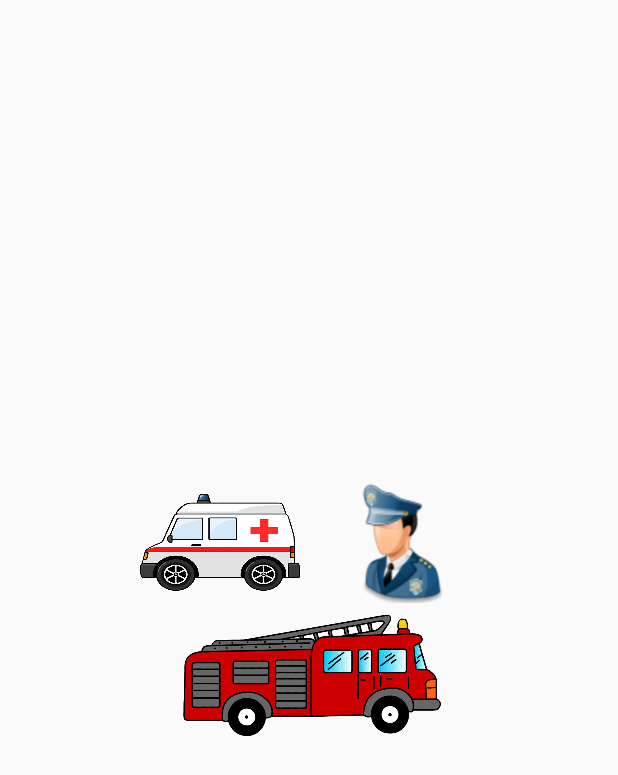
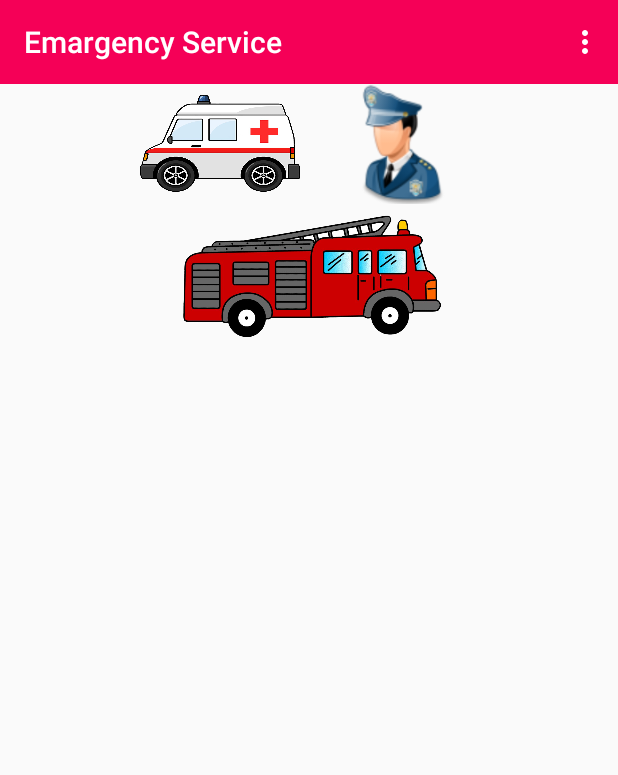
Before and after one commit to bdcosta07/EmergencyService, an Android app: the screen it shows after launch (MainActivity), on a phone screen of 412 x 824 dp. Shown: the top 775 px of the screen. Run offline under Robolectric (Android 15) with nearby library versions, the phone set to English and light mode, and no system bars.

Commit message:
Some more edit with material

```diff
--- a/app/src/main/java/com/kichukkhon/emergencyservice/Activity/MainActivity.java
+++ b/app/src/main/java/com/kichukkhon/emergencyservice/Activity/MainActivity.java
@@ -2,6 +2,7 @@ package com.kichukkhon.emergencyservice.Activity;
 
 import android.content.Intent;
 import android.os.Bundle;
+import android.support.v7.widget.Toolbar;
 import android.view.View;
 import android.widget.ImageView;
 
@@ -12,11 +13,17 @@ import com.kichukkhon.emergencyservice.R;
 public class MainActivity extends ESBaseActivity {
     ImageView imgAmbulance, imgFireService, imgPolice;
     SharedPreference preference;
+    private Toolbar mToolbar;
 
     @Override
     public void onCreate(Bundle savedInstanceState) {
         super.onCreate(savedInstanceState);
         setContentView(R.layout.activity_main);
+
+        mToolbar = (Toolbar) findViewById(R.id.toolbar);
+
+        setSupportActionBar(mToolbar);
+        getSupportActionBar().setDisplayShowHomeEnabled(true);
 
         imgAmbulance=(ImageView)findViewById(R.id.imgAmbulance);
         imgFireService=(ImageView)findViewById(R.id.imgFire);
--- a/app/src/main/res/layout/activity_admin.xml
+++ b/app/src/main/res/layout/activity_admin.xml
@@ -39,12 +39,12 @@
 
         <!-- Login Button -->
 
-        <android.support.v7.widget.AppCompatButton
+        <Button
             android:id="@+id/btnLogin"
             android:layout_width="fill_parent"
             android:layout_height="wrap_content"
             android:layout_marginTop="24dp"
             android:onClick="btnLogin"
             android:padding="12dp"
-            android:text="Login" />
+            android:text="Login"/>
 </LinearLayout>
--- a/app/src/main/res/layout/activity_main.xml
+++ b/app/src/main/res/layout/activity_main.xml
@@ -3,13 +3,19 @@
     xmlns:tools="http://schemas.android.com/tools"
     android:layout_width="match_parent"
     android:layout_height="match_parent"
-    android:paddingBottom="@dimen/activity_vertical_margin"
-    android:paddingLeft="@dimen/activity_horizontal_margin"
-    android:paddingRight="@dimen/activity_horizontal_margin"
-    android:paddingTop="@dimen/activity_vertical_margin"
     android:orientation="vertical"
-    android:gravity="center"
     tools:context=".Activity.MainActivity">
+
+    <LinearLayout
+        android:layout_width="fill_parent"
+        android:layout_height="wrap_content"
+        android:layout_alignParentTop="true"
+        android:orientation="vertical">
+
+        <include
+            android:id="@+id/toolbar"
+            layout="@layout/toolbar" />
+    </LinearLayout>
 
     <LinearLayout
         android:layout_width="match_parent"
--- /dev/null
+++ b/app/src/main/res/layout/toolbar.xml
@@ -0,0 +1,10 @@
+<?xml version="1.0" encoding="utf-8"?>
+<android.support.v7.widget.Toolbar xmlns:android="http://schemas.android.com/apk/res/android"
+    xmlns:local="http://schemas.android.com/apk/res-auto"
+    android:id="@+id/toolbar"
+    android:layout_width="match_parent"
+    android:layout_height="wrap_content"
+    android:minHeight="?attr/actionBarSize"
+    android:background="?attr/colorPrimary"
+    local:theme="@style/ThemeOverlay.AppCompat.Dark.ActionBar"
+    local:popupTheme="@style/ThemeOverlay.AppCompat.Light" />
--- a/app/src/main/res/menu/menu_option.xml
+++ b/app/src/main/res/menu/menu_option.xml
@@ -1,16 +1,25 @@
 <?xml version="1.0" encoding="utf-8"?>
-<menu xmlns:android="http://schemas.android.com/apk/res/android">
+<menu xmlns:android="http://schemas.android.com/apk/res/android"
+    xmlns:app="http://schemas.android.com/apk/res-auto">
     <!-- Single menu item
          Set id, icon and Title for each menu item
     -->
     <item android:id="@+id/menu_admin"
-        android:title="Admin" />
+        android:title="Admin"
+        android:orderInCategory="100"
+        app:showAsAction="never" />
     <item android:id="@+id/menu_logout"
-        android:title="Logout" />
+        android:title="Logout"
+        android:orderInCategory="100"
+        app:showAsAction="never" />
     <item android:id="@+id/menu_setting"
-        android:title="Setting" />
+        android:title="Setting"
+        android:orderInCategory="100"
+        app:showAsAction="never" />
     <item android:id="@+id/menu_home"
-        android:title="Home" />
+        android:title="Home"
+        android:orderInCategory="100"
+        app:showAsAction="never" />
 
 
 </menu>
--- a/app/src/main/res/values/colors.xml
+++ b/app/src/main/res/values/colors.xml
@@ -6,4 +6,7 @@
     <color name="windowBackground">#FFFFFF</color>
     <color name="navigationBarColor">#000000</color>
     <color name="colorAccent">#FF80AB</color>
+
+    <color name="btnColor1">#2196f3</color>
+    <color name="btnColor2">#0075d2</color>
 </resources>
--- a/app/src/main/res/values/styles.xml
+++ b/app/src/main/res/values/styles.xml
@@ -11,6 +11,9 @@
         <item name="colorPrimary">@color/colorPrimary</item>
         <item name="colorPrimaryDark">@color/colorPrimaryDark</item>
         <item name="colorAccent">@color/colorAccent</item>
+
+        <item name="colorControlHighlight">@color/btnColor1</item>
+        <item name="colorButtonNormal">@color/btnColor2</item>
     </style>
 
 </resources>
```
